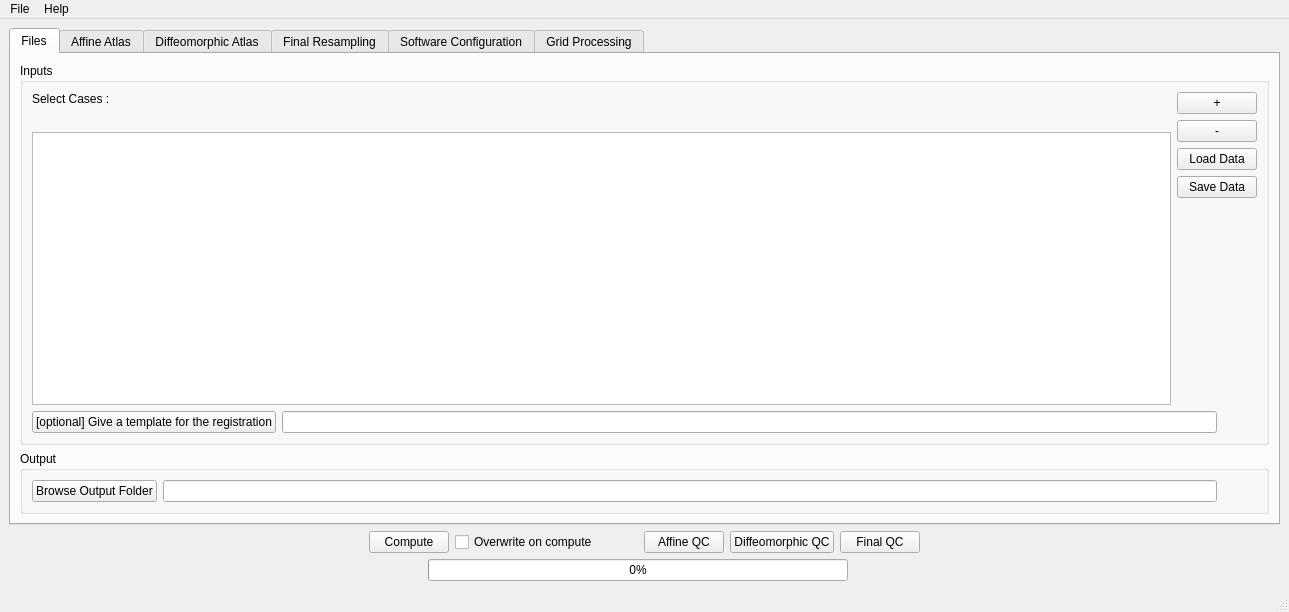
First picture: the form in Code/GUIwindow.ui, repository adrienkaiser/DTIAtlasBuilder, before the edit.
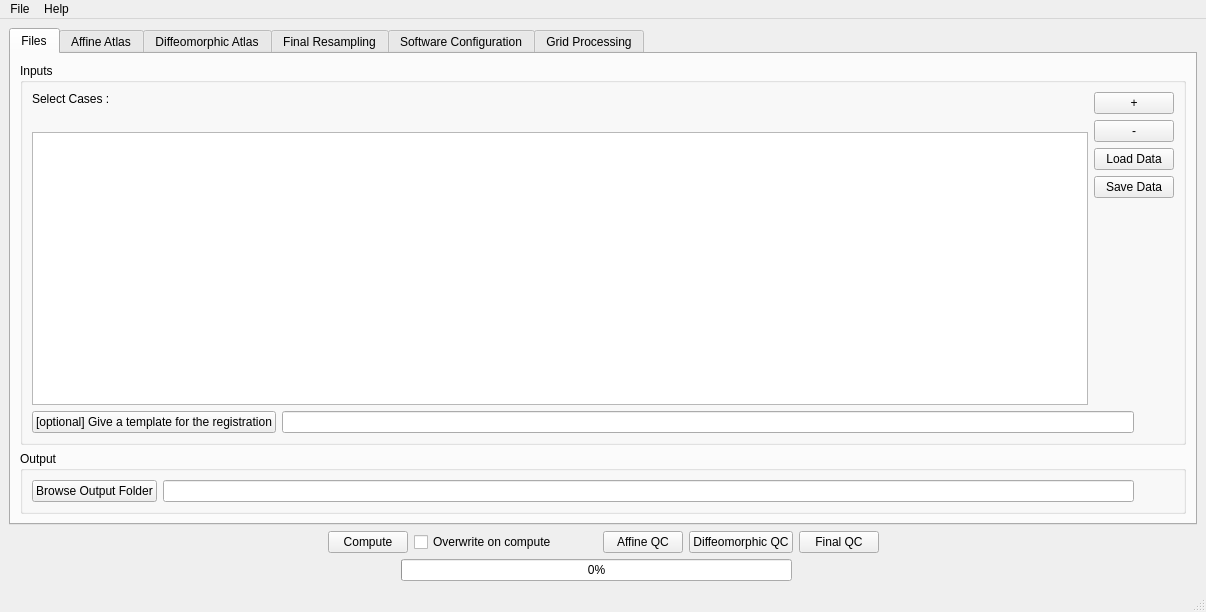
Second picture: the form after the edit.

Commit message: BUG: Soft Config file copied to install folder at install step and not configure step

The edit to the form file:
```diff
--- a/Code/GUIwindow.ui
+++ b/Code/GUIwindow.ui
@@ -6,7 +6,7 @@
    <rect>
     <x>0</x>
     <y>0</y>
-    <width>1289</width>
+    <width>1206</width>
     <height>612</height>
    </rect>
   </property>
@@ -1665,7 +1665,7 @@
     <rect>
      <x>0</x>
      <y>0</y>
-     <width>1289</width>
+     <width>1206</width>
      <height>25</height>
     </rect>
    </property>
```
The commit also changes 1 other file.
